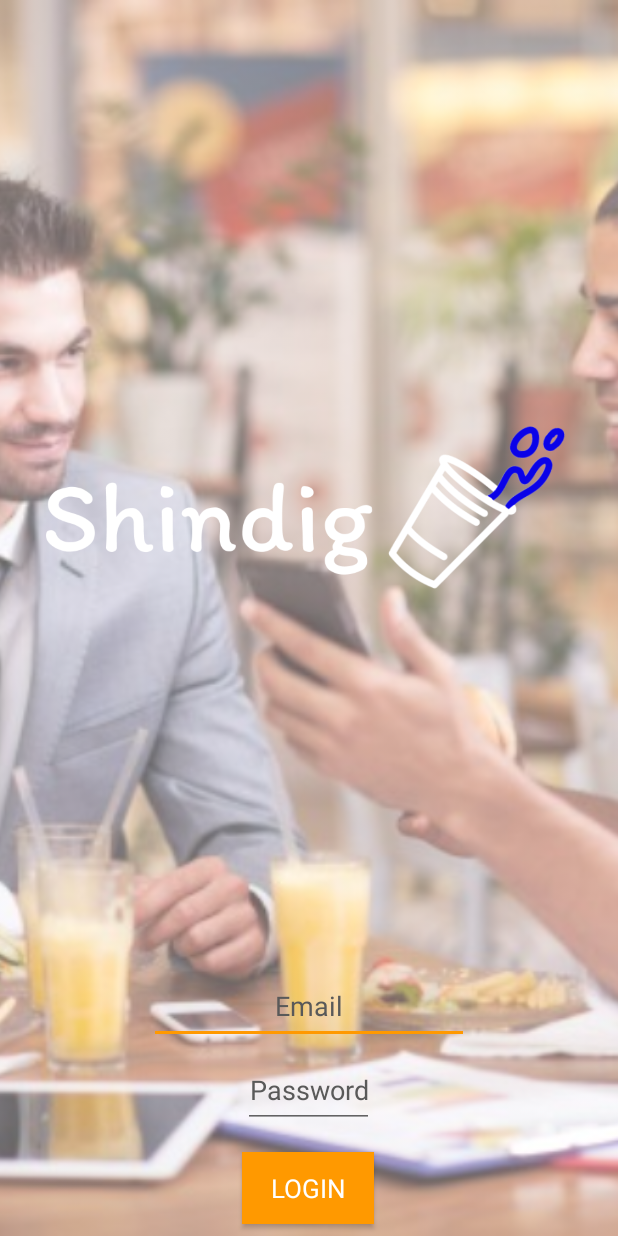
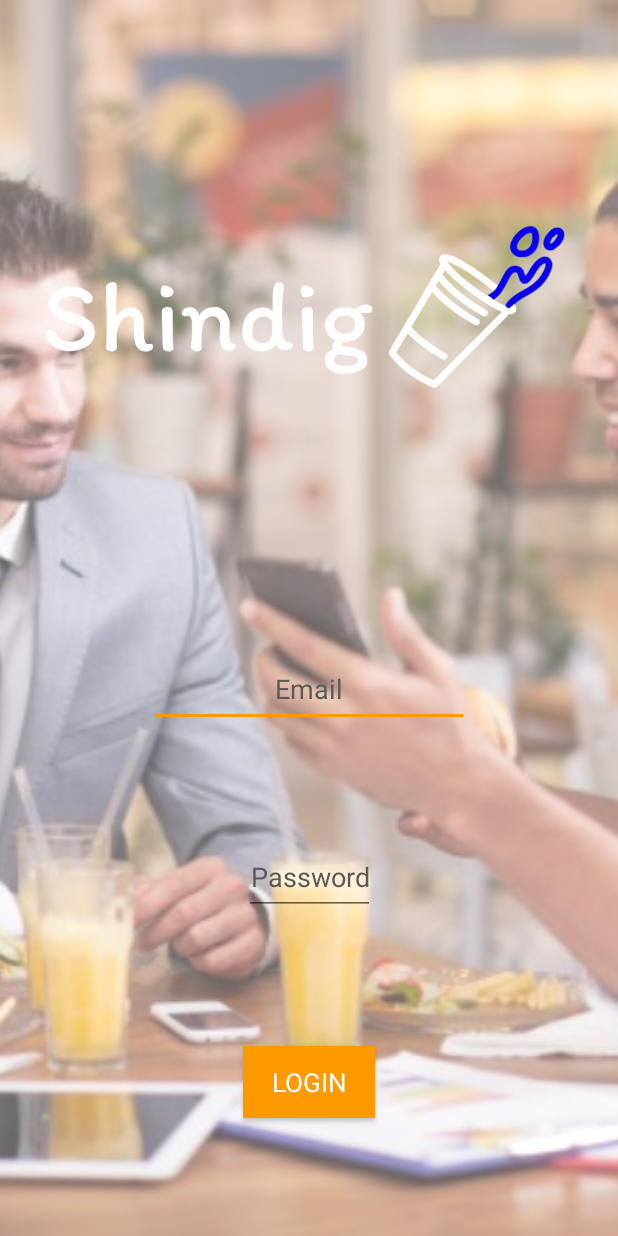
Before and after one commit to Nikita-Elkin/Shindig, an Android app: the screen it shows after launch (MainActivity), on a phone screen of 412 x 824 dp. Run offline under Robolectric (Android 15) with nearby library versions, the phone set to English and light mode, and no system bars.

Commit message:
Login page layout updated

```diff
--- a/app/src/main/res/layout/main_login.xml
+++ b/app/src/main/res/layout/main_login.xml
@@ -32,7 +32,7 @@
         android:paddingLeft="0dp"
         android:paddingRight="20dp"
         android:paddingStart="0dp"
-        app:layout_constraintBottom_toBottomOf="@+id/emailEditText"
+        app:layout_constraintBottom_toTopOf="@+id/topGuide"
         app:layout_constraintEnd_toEndOf="parent"
         app:layout_constraintHorizontal_bias="1.0"
         app:layout_constraintStart_toStartOf="parent"
@@ -49,20 +49,22 @@
         android:layout_marginLeft="8dp"
         android:layout_marginRight="8dp"
         android:layout_marginStart="8dp"
+        android:layout_marginTop="8dp"
         android:ems="10"
         android:gravity="center_horizontal"
         android:hint="@string/login_email"
         android:inputType="textEmailAddress"
         android:paddingBottom="13dp"
         android:textColorHint="@color/grey_hint"
-        app:layout_constraintBottom_toTopOf="@+id/editText2"
+        app:layout_constraintBottom_toTopOf="@+id/passwordEditText"
         app:layout_constraintEnd_toEndOf="parent"
         app:layout_constraintHorizontal_bias="0.5"
         app:layout_constraintStart_toStartOf="parent"
-        app:layout_constraintTop_toBottomOf="@+id/shindigLogo" />
+        app:layout_constraintTop_toBottomOf="@+id/shindigLogo"
+        app:layout_constraintVertical_chainStyle="spread_inside" />
 
     <EditText
-        android:id="@+id/editText2"
+        android:id="@+id/passwordEditText"
         android:layout_width="wrap_content"
         android:layout_height="wrap_content"
         android:layout_marginBottom="8dp"
@@ -70,15 +72,14 @@
         android:layout_marginLeft="8dp"
         android:layout_marginRight="8dp"
         android:layout_marginStart="8dp"
-        android:layout_marginTop="8dp"
         android:gravity="center_horizontal"
         android:hint="@string/login_password"
         android:inputType="textPassword"
         android:paddingBottom="13dp"
         android:textColorHint="@color/grey_hint"
-        app:layout_constraintBottom_toTopOf="@+id/button"
+        app:layout_constraintBottom_toTopOf="@+id/bottomGuide"
         app:layout_constraintEnd_toEndOf="parent"
-        app:layout_constraintHorizontal_bias="0.498"
+        app:layout_constraintHorizontal_bias="0.5"
         app:layout_constraintStart_toStartOf="parent"
         app:layout_constraintTop_toBottomOf="@+id/emailEditText" />
 
@@ -93,31 +94,30 @@
         android:layout_marginStart="8dp"
         android:layout_marginTop="8dp"
         android:background="@color/orange"
-        android:fontFamily="sans-serif"
+        app:fontFamily="sans-serif"
         android:text="@string/login_submit"
         android:textColor="@color/white"
         android:textSize="17sp"
         app:layout_constraintBottom_toBottomOf="parent"
         app:layout_constraintEnd_toEndOf="parent"
-        app:layout_constraintHorizontal_bias="0.498"
         app:layout_constraintStart_toStartOf="parent"
-        app:layout_constraintTop_toBottomOf="@+id/editText2" />
+        app:layout_constraintTop_toTopOf="@+id/bottomGuide" />
 
     <android.support.constraint.Guideline
-        android:id="@+id/whatIsThis"
+        android:id="@+id/bottomGuide"
         android:layout_width="wrap_content"
         android:layout_height="wrap_content"
         android:orientation="horizontal"
         android:visibility="visible"
-        app:layout_constraintGuide_percent="0.84" />
+        app:layout_constraintGuide_percent="0.75" />
 
     <android.support.constraint.Guideline
-        android:id="@+id/whatIsThis2"
+        android:id="@+id/topGuide"
         android:layout_width="wrap_content"
         android:layout_height="wrap_content"
         android:orientation="horizontal"
         android:visibility="visible"
-        app:layout_constraintGuide_percent="0.47" />
+        app:layout_constraintGuide_percent="0.52" />
 
 
 </android.support.constraint.ConstraintLayout>
```
